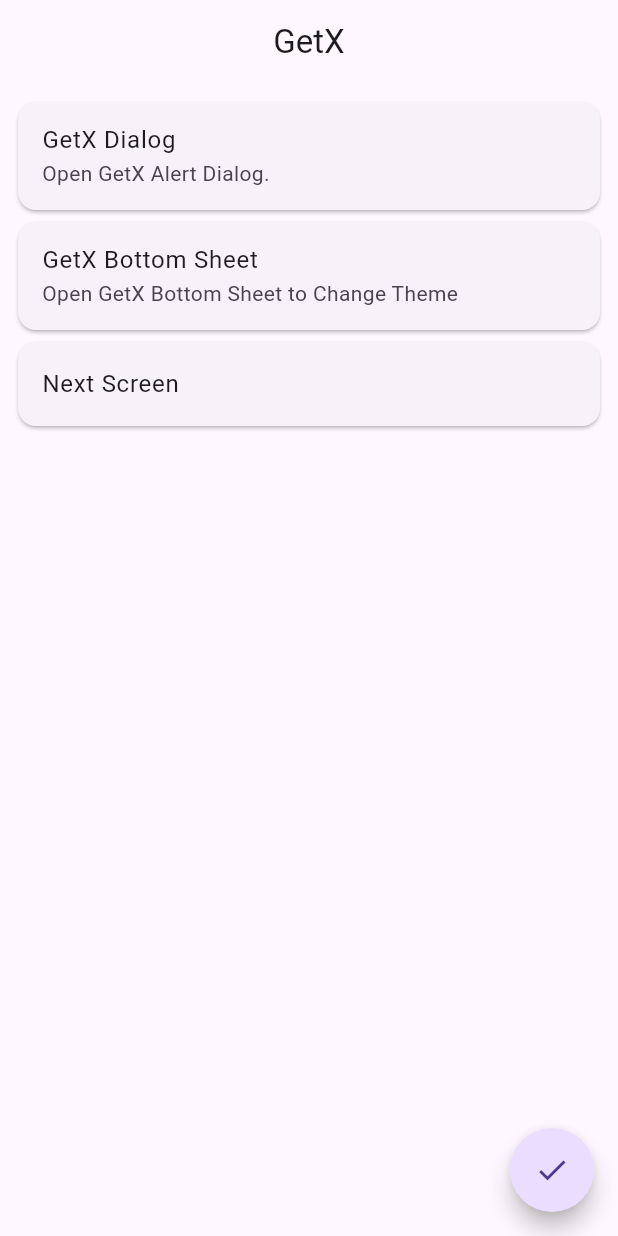
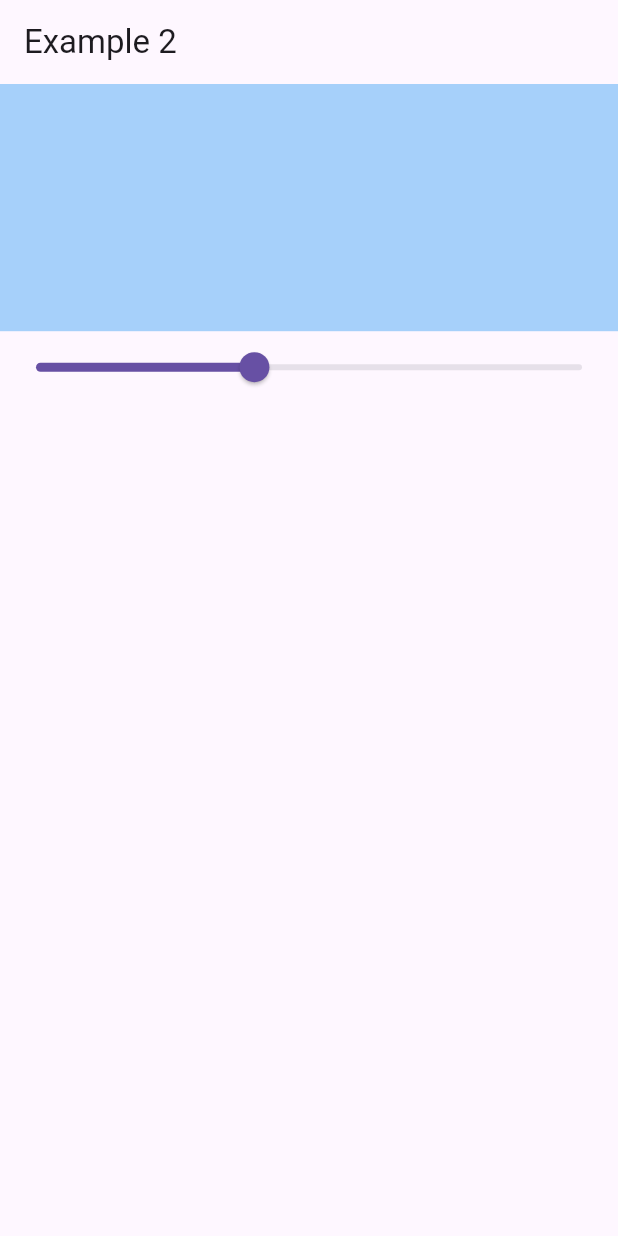
Before and after one commit to UbAidu21/flutter_getx, a Flutter app: the screen it shows after launch, on a phone screen of 412 x 824 dp. Run offline on Flutter 3.47's test engine with Material 2 defaults, Android fonts, the phone set to English and light mode, and no system bars; our stand-ins replace get.

Commit message:
GetX Controller

```diff
--- /dev/null
+++ b/lib/getx_basic/models/languages.dart
@@ -0,0 +1,15 @@
+import 'package:get/get_navigation/src/root/internacionalization.dart';
+
+class Languages extends Translations {
+  @override
+  Map<String, Map<String, String>> get keys => {
+    'en_US':{
+      'message': 'What is Yous name?',
+      'name': 'Ubaid Ullah',
+    },
+    'ur_PK':{
+      'message': 'آپ کا نام کیا ہے؟',
+      'name': 'عبید اللہ',
+    },
+  };
+}
--- /dev/null
+++ b/lib/getx_statmanagement/controllers/example_2_controller.dart
@@ -0,0 +1,10 @@
+
+import 'package:get/get.dart';
+
+class Example2Controller extends GetxController{
+  RxDouble opacity = .4.obs;
+
+   setpacity(double value){
+    opacity.value = value;
+   }
+}
--- /dev/null
+++ b/lib/getx_statmanagement/screens/example_2.dart
@@ -0,0 +1,41 @@
+import 'package:flutter/material.dart';
+import 'package:flutter_getx/getx_statmanagement/controllers/example_2_controller.dart';
+import 'package:get/get.dart';
+
+class Example2 extends StatefulWidget {
+  const Example2({super.key});
+
+  @override
+  State<Example2> createState() => _Example2State();
+}
+
+class _Example2State extends State<Example2> {
+
+  Example2Controller controller = Get.put(Example2Controller());
+  @override
+  Widget build(BuildContext context) {
+    return Scaffold(
+      appBar: AppBar(
+        title: const Text('Example 2'),
+      ),
+      body: Column(
+        children: [
+          Obx(
+            () => Container(
+              height: Get.height * .2,
+              color: Colors.blue.withOpacity(controller.opacity.value ),
+            ),
+          ),
+          Obx(
+            () => Slider(
+              value: controller.opacity.value,
+              onChanged: (value) {
+                controller.setpacity(value);
+              },
+            ),
+          ),
+        ],
+      ),
+    );
+  }
+}
--- a/lib/main.dart
+++ b/lib/main.dart
@@ -1,7 +1,11 @@
 import 'package:flutter/material.dart';
-import 'package:flutter_getx/screens/home_screen.dart';
-import 'package:flutter_getx/screens/second_screen.dart';
+import 'package:flutter_getx/getx_basic/models/languages.dart';
+import 'package:flutter_getx/getx_basic/screens/home_screen.dart';
+import 'package:flutter_getx/getx_basic/screens/second_screen.dart';
+import 'package:flutter_getx/getx_statmanagement/screens/example_1.dart';
+import 'package:flutter_getx/getx_statmanagement/screens/example_2.dart';
 import 'package:get/get.dart';
+import 'package:flutter_getx/getx_basic/screens/localization.dart';
 
 void main() {
   runApp(const MyApp());
@@ -16,19 +20,19 @@ class MyApp extends StatelessWidget {
     return GetMaterialApp(
       debugShowCheckedModeBanner: false,
       title: 'GetX',
+      locale: Locale('en', 'US'),
+      fallbackLocale: Locale('en', 'US'), translations: Languages(),
       theme: ThemeData(
         primarySwatch: Colors.blue,
         useMaterial3: true,
       ),
 
-
-      home: const HomeScreen(),
+      home: const Example2(),
       // initialRoute: '/',
 
       getPages: [
         GetPage(name: '/', page: () => const HomeScreen()),
-        GetPage(name: '/second', page: () =>  SecondScreen()),
-
+        GetPage(name: '/second', page: () => const SecondScreen()),
       ],
     );
   }
```
Also changed, not shown: lib/getx_basic/screens/home_screen.dart (renamed from lib/screens/home_screen.dart, +61 -13 lines), lib/getx_basic/screens/localization.dart (added, +52 -0 lines), lib/getx_statmanagement/controllers/counter_controller.dart (added, +10 -0 lines), lib/getx_statmanagement/screens/example_1.dart (added, +34 -0 lines), lib/getx_basic/screens/second_screen.dart (renamed from lib/screens/second_screen.dart).
